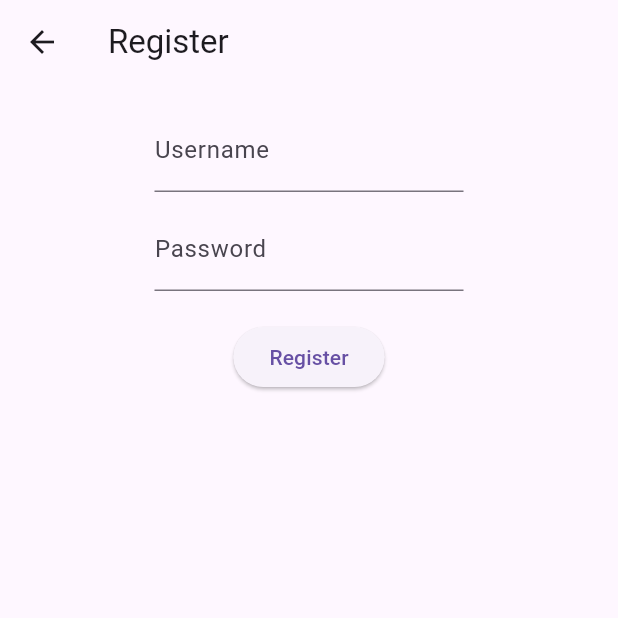
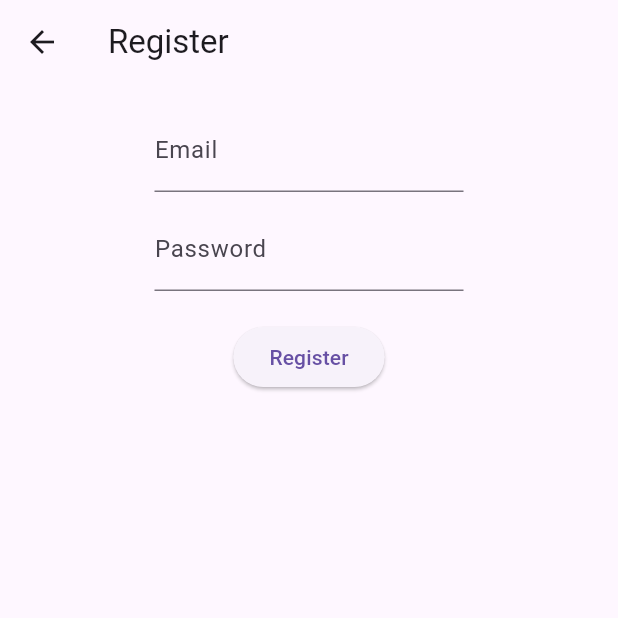
Before and after one commit to hezrondharma/chatapp, a Flutter app: the screen it shows after launch, after a tap on "Register", on a phone screen of 412 x 824 dp, the top half of it. Run offline on Flutter 3.47's test engine with Material 3 defaults, Android fonts, the phone set to English and light mode, and no system bars; our stand-ins replace firebase_auth, firebase_core, firebase_database, flutter_rating_bar; accounts and stored records are empty.

Commit message:
auth login, register, addfriend, chat template

```diff
--- /dev/null
+++ b/lib/firebase_auth_services.dart
@@ -0,0 +1,23 @@
+import 'package:firebase_auth/firebase_auth.dart';
+
+class FirebaseAuthService {
+
+  FirebaseAuth _auth = FirebaseAuth.instance;
+  Future<User?> signUpWithEmailAndPassword(String email, String password) async{
+    try{
+      UserCredential credential =await _auth.createUserWithEmailAndPassword(email: email, password: password);
+      return credential.user;
+    } catch(e){
+      print("Some error occured");
+    }
+  }
+
+  Future<User?> signInWithEmailAndPassword(String email, String password) async{
+    try{
+      UserCredential credential =await _auth.signInWithEmailAndPassword(email: email, password: password);
+      return credential.user;
+    } catch(e){
+      print("Some error occured");
+    }
+  }
+}
--- a/lib/login.dart
+++ b/lib/login.dart
@@ -1,6 +1,7 @@
+import 'package:chatapp/firebase_auth_services.dart';
 import 'package:flutter/material.dart';
 import 'main.dart';
-import 'Play_Music.dart';
+import 'friend_list.dart';
 import 'package:firebase_database/firebase_database.dart';
 import 'package:firebase_auth/firebase_auth.dart';
 
@@ -11,7 +12,8 @@ class Login extends StatefulWidget {
 }
 
 class _LoginState extends State<Login> {
-  final TextEditingController getUsername = TextEditingController();
+  final FirebaseAuthService _auth = FirebaseAuthService();
+  final TextEditingController getEmail = TextEditingController();
   final TextEditingController getPassword = TextEditingController();
 
   List<Map<String, String>> users = [];
@@ -32,7 +34,7 @@ class _LoginState extends State<Login> {
                 SizedBox(
                   width: MediaQuery.of(context).size.width * 0.5,
                   child: TextField(
-                    controller: getUsername,
+                    controller: getEmail,
                     decoration: const InputDecoration(labelText: 'Username'),
                   ),
                 ),
@@ -62,7 +64,7 @@ class _LoginState extends State<Login> {
 
 
   void _userLogin(BuildContext context) async {
-    String username = getUsername.text;
+    String email = getEmail.text;
     String password = getPassword.text;
 
     DatabaseReference usersRef = FirebaseDatabase.instance.ref("users");
@@ -71,13 +73,12 @@ class _LoginState extends State<Login> {
 
     if (event.snapshot != null && event.snapshot.value != null) {
       Map<dynamic, dynamic> usersData = Map.from(event.snapshot.value as Map<dynamic, dynamic>);
+      User?user =  await _auth.signInWithEmailAndPassword(email, password);
+      // bool isUserRegistered = usersData.values.any(
+      //       (user) => user['email'] == email && user['password'] == password,
+      // );
 
-      // Cek apakah pengguna dengan username dan password tertentu ada dalam data
-      bool isUserRegistered = usersData.values.any(
-            (user) => user['username'] == username && user['password'] == password,
-      );
-
-      if (isUserRegistered) {
+      if (user != null) {
         ScaffoldMessenger.of(context).showSnackBar(
           const SnackBar(
             content: Text('Login berhasil'),
@@ -88,7 +89,7 @@ class _LoginState extends State<Login> {
         Navigator.push(
           context,
           MaterialPageRoute(
-            builder: (context) => PlayMusic(username: username),
+            builder: (context) => FriendList(email: email),
           ),
         );
       } else {
--- a/lib/register.dart
+++ b/lib/register.dart
@@ -1,17 +1,18 @@
+import 'package:chatapp/firebase_auth_services.dart';
 import 'package:flutter/material.dart';
 import 'main.dart';
 import 'package:firebase_database/firebase_database.dart';
 import 'package:firebase_auth/firebase_auth.dart';
 
+GlobalKey<FormState> _formKey = GlobalKey<FormState>();
 class Register extends StatefulWidget {
   const Register({super.key});
 
   @override
   _RegisterState createState() => _RegisterState();
-}
-
-class _RegisterState extends State<Register> {
-  final TextEditingController getUsername = TextEditingController();
+}class _RegisterState extends State<Register> {
+  final FirebaseAuthService _auth = FirebaseAuthService();
+  final TextEditingController getEmail = TextEditingController();
   final TextEditingController getPassword = TextEditingController();
 
   List<Map<String, String>> users = [];
@@ -26,39 +27,51 @@ class _RegisterState extends State<Register> {
         child: Center(
           child: Padding(
             padding: const EdgeInsets.all(16.0),
+            child: Form(
+              key: _formKey,
               child: Column(
                 mainAxisAlignment: MainAxisAlignment.center,
                 children: <Widget>[
                   SizedBox(
-                  width: MediaQuery
-                      .of(context)
-                      .size
-                      .width * 0.5,
-                  child: TextField(
-                    controller: getUsername,
-                    decoration: const InputDecoration(labelText: 'Username'),
+                    width: MediaQuery.of(context).size.width * 0.5,
+                    child: TextFormField(
+                      controller: getEmail,
+                      decoration: InputDecoration(
+                        labelText: 'Email',
+                      ),
+                      validator: (value) {
+                        if (value == null || value.isEmpty) {
+                          return 'Please enter your email address.';
+                        }
+                        if (!RegExp(r'^[\w-]+(\.[\w-]+)*@[\w-]+(\.[\w-]+)+$').hasMatch(value)) {
+                          return 'Please enter a valid email address.';
+                        }
+                        return null;
+                      },
                     ),
                   ),
                   const SizedBox(height: 10),
                   SizedBox(
-                  width: MediaQuery
-                      .of(context)
-                      .size
-                      .width * 0.5,
-                  child: TextField(
+                    width: MediaQuery.of(context).size.width * 0.5,
+                    child: TextFormField(
                       controller: getPassword,
-                    decoration: const InputDecoration(labelText: 'Password'),
+                      decoration: InputDecoration(labelText: 'Password'),
                       obscureText: true,
                     ),
                   ),
                   const SizedBox(height: 20),
                   ElevatedButton(
                     onPressed: () {
+                      // Check if the form is valid
+                      if (_formKey.currentState?.validate() ?? false) {
+                        // If valid, proceed with registration
                         _registerUser();
+                      }
                     },
                     child: const Text('Register'),
                   ),
                 ],
+              ),
             ),
           ),
         ),
@@ -68,30 +81,30 @@ class _RegisterState extends State<Register> {
 
   Future<void> _registerUser() async {
     try {
-      String username = getUsername.text;
+      String email = getEmail.text;
       String password = getPassword.text;
 
       DatabaseReference usersRef = FirebaseDatabase.instance.ref("users");
 
       // Check if the username already exists
-      DatabaseEvent event = await usersRef.orderByChild("username").equalTo(username).once();
+      DatabaseEvent event = await usersRef.orderByChild("email").equalTo(email).once();
       DataSnapshot snapshot = event.snapshot;
 
       if (snapshot.value != null) {
         // Username already exists, show error message
         ScaffoldMessenger.of(context).showSnackBar(
           const SnackBar(
-            content: Text('Username already exists.'),
+            content: Text('Email already exists.'),
             duration: Duration(seconds: 2),
           ),
         );
       } else {
-        // Username is unique, proceed with registration
+        User?user =  await _auth.signUpWithEmailAndPassword(email, password);
+        // // Username is unique, proceed with registration
         DatabaseReference newUserRef = usersRef.push();
 
         await newUserRef.set({
-          "username": username,
-          "password": password,
+          "email": email,
         });
 
         ScaffoldMessenger.of(context).showSnackBar(
--- a/pubspec.yaml
+++ b/pubspec.yaml
@@ -39,7 +39,6 @@ dependencies:
   firebase_auth: ^4.15.3
   firebase_database: ^10.3.8
   flutter_rating_bar: ^4.0.1
-
 dev_dependencies:
   flutter_test:
     sdk: flutter
```
Also changed, not shown: lib/ChatPage.dart (added, +71 -0 lines), lib/friend_list.dart (added, +229 -0 lines). Lines whose indentation alone changed are shown as unchanged.
